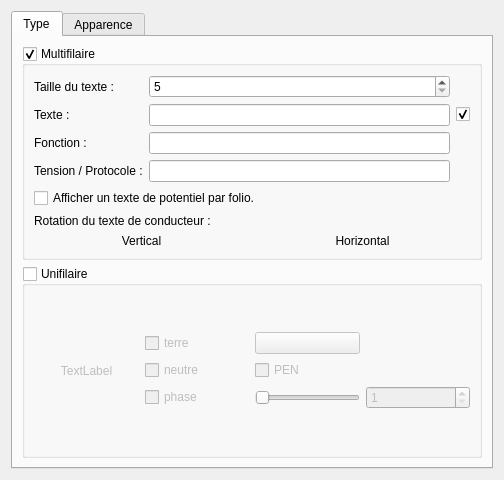
The window that sources/ui/conductorpropertieswidget.ui (qelectrotech/qelectrotech-source-mirror) describes before a commit, drawn with Qt 5.
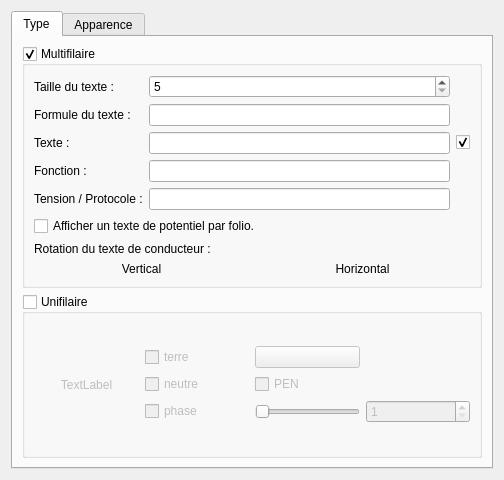
The same window after the commit. Icons and pictures are not drawn.

Commit message: Forget file from previous commit

```diff
--- a/sources/ui/conductorpropertieswidget.ui
+++ b/sources/ui/conductorpropertieswidget.ui
@@ -45,7 +45,7 @@
               </property>
              </widget>
             </item>
-            <item row="2" column="2">
+            <item row="3" column="2">
              <widget class="QLineEdit" name="m_function_le">
               <property name="clearButtonEnabled">
                <bool>true</bool>
@@ -74,35 +74,35 @@
               </property>
              </widget>
             </item>
-            <item row="3" column="2">
+            <item row="4" column="2">
              <widget class="QLineEdit" name="m_tension_protocol_le">
               <property name="clearButtonEnabled">
                <bool>true</bool>
               </property>
              </widget>
             </item>
-            <item row="3" column="0">
+            <item row="4" column="0">
              <widget class="QLabel" name="label_9">
               <property name="text">
                <string>Tension / Protocole :</string>
               </property>
              </widget>
             </item>
-            <item row="1" column="0">
+            <item row="2" column="0">
              <widget class="QLabel" name="label">
               <property name="text">
                <string>Texte :</string>
               </property>
              </widget>
             </item>
-            <item row="2" column="0">
+            <item row="3" column="0">
              <widget class="QLabel" name="label_8">
               <property name="text">
                <string>Fonction :</string>
               </property>
              </widget>
             </item>
-            <item row="1" column="2">
+            <item row="2" column="2">
              <widget class="QLineEdit" name="m_text_le">
               <property name="toolTip">
                <string>Texte</string>
@@ -112,7 +112,7 @@
               </property>
              </widget>
             </item>
-            <item row="1" column="3">
+            <item row="2" column="3">
              <widget class="QCheckBox" name="m_show_text_cb">
               <property name="toolTip">
                <string>Texte visible</string>
@@ -125,6 +125,16 @@
               </property>
              </widget>
             </item>
+            <item row="1" column="0">
+             <widget class="QLabel" name="label_11">
+              <property name="text">
+               <string>Formule du texte :</string>
+              </property>
+             </widget>
+            </item>
+            <item row="1" column="2">
+             <widget class="QLineEdit" name="m_formula_le"/>
+            </item>
            </layout>
           </item>
           <item>
```
